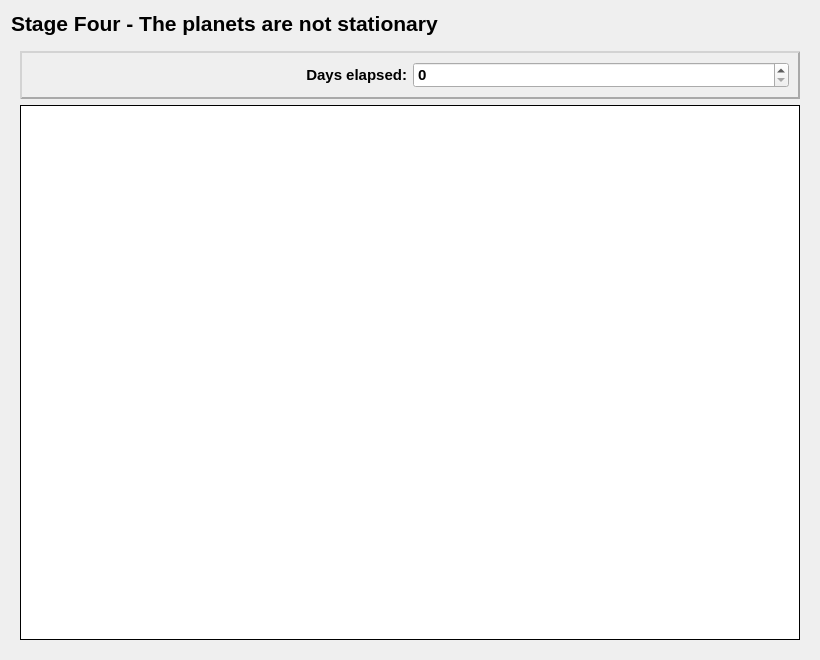
First picture: the form in planetrotationsolutionwidget.ui, repository BrinzasVlad/Space-Challenge, before the edit.
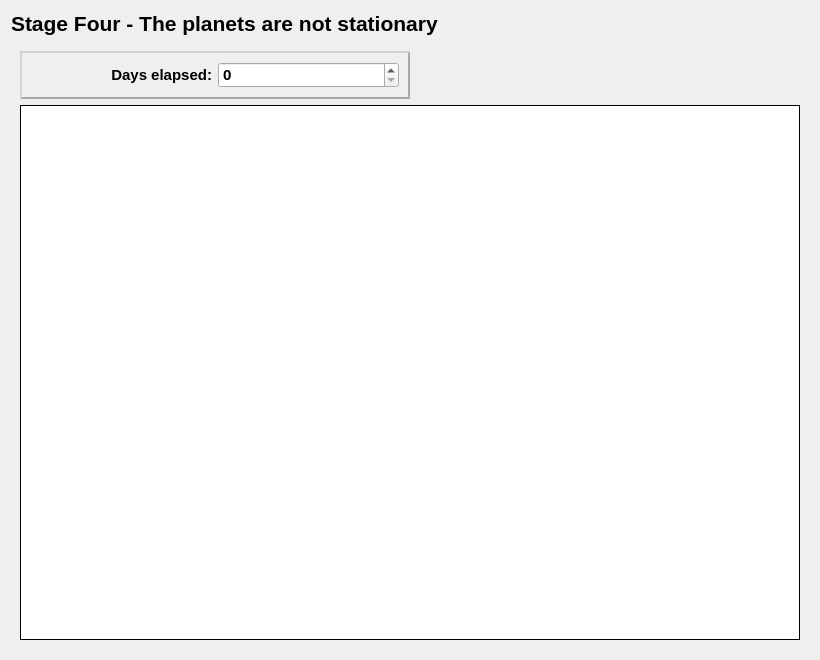
Second picture: the form after the edit. The open tabs and pages were chosen to show the change.

The edit to the form file:
```diff
--- a/planetrotationsolutionwidget.ui
+++ b/planetrotationsolutionwidget.ui
@@ -52,6 +52,8 @@
      <widget class="QWidget" name="planetRotationPage">
       <layout class="QVBoxLayout" name="verticalLayout_3">
        <item>
+        <layout class="QHBoxLayout" name="horizontalLayout_2" stretch="1,1">
+         <item>
         <widget class="QFrame" name="daysElapsedFrame">
          <property name="styleSheet">
           <string notr="true">#daysElapsedFrame {
@@ -93,12 +95,27 @@
              </font>
             </property>
             <property name="maximum">
-             <number>365000</number>
+               <number>3650000</number>
             </property>
            </widget>
           </item>
          </layout>
         </widget>
+         </item>
+         <item>
+          <spacer name="horizontalSpacer">
+           <property name="orientation">
+            <enum>Qt::Orientation::Horizontal</enum>
+           </property>
+           <property name="sizeHint" stdset="0">
+            <size>
+             <width>40</width>
+             <height>20</height>
+            </size>
+           </property>
+          </spacer>
+         </item>
+        </layout>
        </item>
        <item>
         <widget class="QTableView" name="planetRotationTable">
```
Lines whose indentation alone changed are shown as unchanged.
